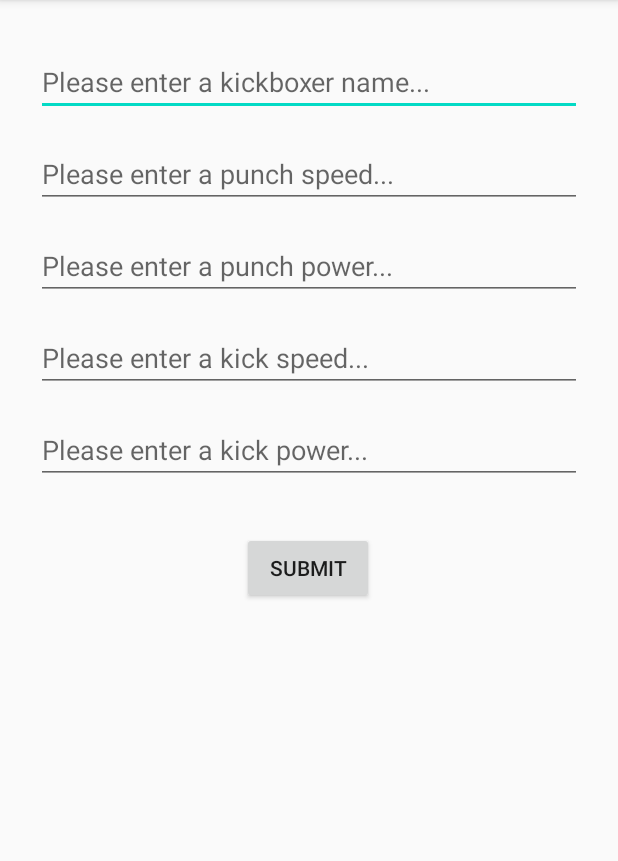
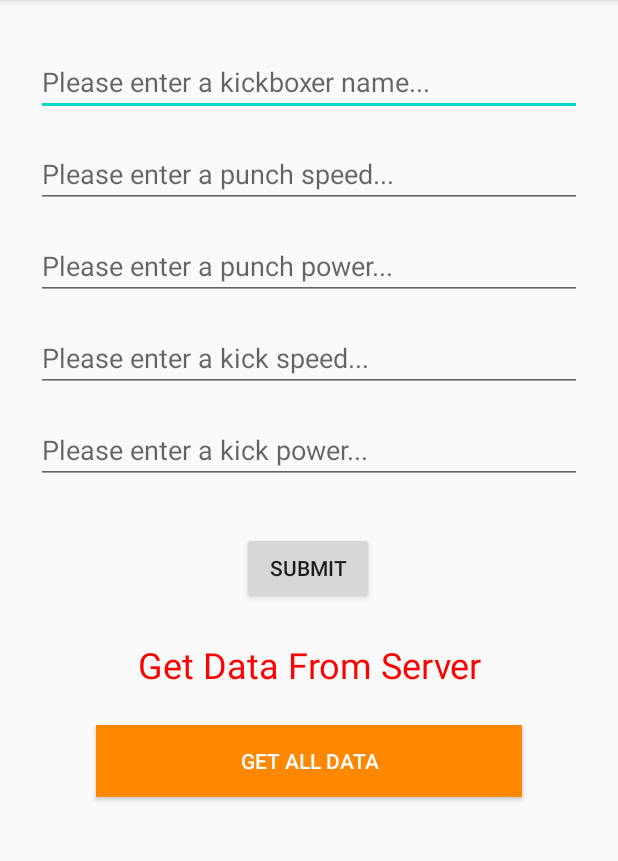
Before and after one commit to brmanis/INSTAGRAM_CLONE_REV, an Android app: the screen it shows after launch (MainActivity), on a phone screen of 412 x 824 dp, the part 84-945 px from its top. Run offline under Robolectric (Android 15) with nearby library versions, the phone set to English and light mode, and no system bars; libraries missing offline, so code that uses them is left out: com.parse, com.shashank.sony; 1 statement that could not run was skipped.

Commit message:
REPEATED PROJECT FOR REVISION//Get DATA From Server.

```diff
--- a/app/src/main/java/com/example/instagram_clone/MainActivity.java
+++ b/app/src/main/java/com/example/instagram_clone/MainActivity.java
@@ -4,19 +4,27 @@ import androidx.appcompat.app.AppCompatActivity;
 
 import android.os.Bundle;
 import android.view.View;
+import android.widget.Button;
 import android.widget.EditText;
+import android.widget.TextView;
 import android.widget.Toast;
 
+import com.parse.FindCallback;
+import com.parse.GetCallback;
 import com.parse.ParseException;
 import com.parse.ParseObject;
+import com.parse.ParseQuery;
 import com.parse.SaveCallback;
 import com.shashank.sony.fancytoastlib.FancyToast;
 
+import java.util.List;
+
 public class MainActivity extends AppCompatActivity {
 
-
     private EditText edtName,edtPspeed,edtPpower,edtkSpeed,edtkPower;
-
+    private TextView txtGetData;
+    private Button getAllData;
+    private String allKickBoxers;
 
     @Override
     protected void onCreate(Bundle savedInstanceState) {
@@ -27,9 +35,54 @@ public class MainActivity extends AppCompatActivity {
         edtPpower=findViewById(R.id.edtPunchPower);
         edtkSpeed=findViewById(R.id.edtKickSpeed);
         edtkPower=findViewById(R.id.edtKickPower);
+        txtGetData = findViewById(R.id.txtGetData);
+        getAllData = findViewById(R.id.btnGetAllData);
+
+
+        txtGetData.setOnClickListener(new View.OnClickListener(){
+
+            @Override
+            public void onClick(View view) {
+                ParseQuery<ParseObject> parseQuery = ParseQuery.getQuery("Kickboxer");
+                parseQuery.getInBackground("FLaxQJyTZ1", new GetCallback<ParseObject>() {
+                    @Override
+                    public void done(ParseObject object, ParseException e) {
+
+                        if(object !=null && e == null){
+                             txtGetData.setText(object.get("name") + " - " + "Punch Power " +object.get("punchPower"));
+                        }
+                    }
+                });
+            }
+        });
+
+        getAllData.setOnClickListener(new View.OnClickListener() {
+            @Override
+            public void onClick(View view) {
+                allKickBoxers="";
+                ParseQuery<ParseObject> queryAll = ParseQuery.getQuery("Kickboxer");
+                queryAll.findInBackground(new FindCallback<ParseObject>() {
+                    @Override
+                    public void done(List<ParseObject> objects, ParseException e) {
+                        if(e==null){
+                            if(objects.size() >0){
+                                for(ParseObject kickBoxer:objects){
+                                    allKickBoxers=allKickBoxers +kickBoxer.get("name") + "\n";
+
+                                }
+                                FancyToast.makeText(MainActivity.this,allKickBoxers,FancyToast.LENGTH_LONG,FancyToast.SUCCESS,true).show();
+
+                            }else{
+                                FancyToast.makeText(MainActivity.this,e.getMessage(),FancyToast.LENGTH_LONG,FancyToast.ERROR,true).show();
+
+                            }
+                        }
+                    }
+                });
+            }
+        });
 
     }
-
 
 
     public void helloWorldPressed(View view){
@@ -55,8 +108,6 @@ public class MainActivity extends AppCompatActivity {
 
         }
     }
-
-
        /* ParseObject boxer = new ParseObject("Boxer");
         boxer.put("punch_speed",200);
         boxer.saveInBackground(new SaveCallback() {
--- a/app/src/main/res/layout/activity_main.xml
+++ b/app/src/main/res/layout/activity_main.xml
@@ -88,4 +88,33 @@
         app:layout_constraintEnd_toEndOf="parent"
         app:layout_constraintStart_toStartOf="parent"
         app:layout_constraintTop_toBottomOf="@+id/edtKickSpeed" />
+
+    <TextView
+        android:id="@+id/txtGetData"
+        android:layout_width="0dp"
+        android:layout_height="wrap_content"
+        android:layout_marginStart="64dp"
+        android:layout_marginTop="24dp"
+        android:layout_marginEnd="64dp"
+        android:gravity="center"
+        android:text="Get Data From Server"
+        android:textColor="#FF0000"
+        android:textSize="24sp"
+        app:layout_constraintEnd_toEndOf="parent"
+        app:layout_constraintStart_toStartOf="parent"
+        app:layout_constraintTop_toBottomOf="@+id/btnSubmit" />
+
+    <Button
+        android:id="@+id/btnGetAllData"
+        android:layout_width="0dp"
+        android:layout_height="wrap_content"
+        android:layout_marginStart="64dp"
+        android:layout_marginTop="24dp"
+        android:layout_marginEnd="64dp"
+        android:background="@android:color/holo_orange_dark"
+        android:text="GET ALL DATA"
+        android:textColor="#FFF"
+        app:layout_constraintEnd_toEndOf="parent"
+        app:layout_constraintStart_toStartOf="parent"
+        app:layout_constraintTop_toBottomOf="@+id/txtGetData" />
 </androidx.constraintlayout.widget.ConstraintLayout>
```
